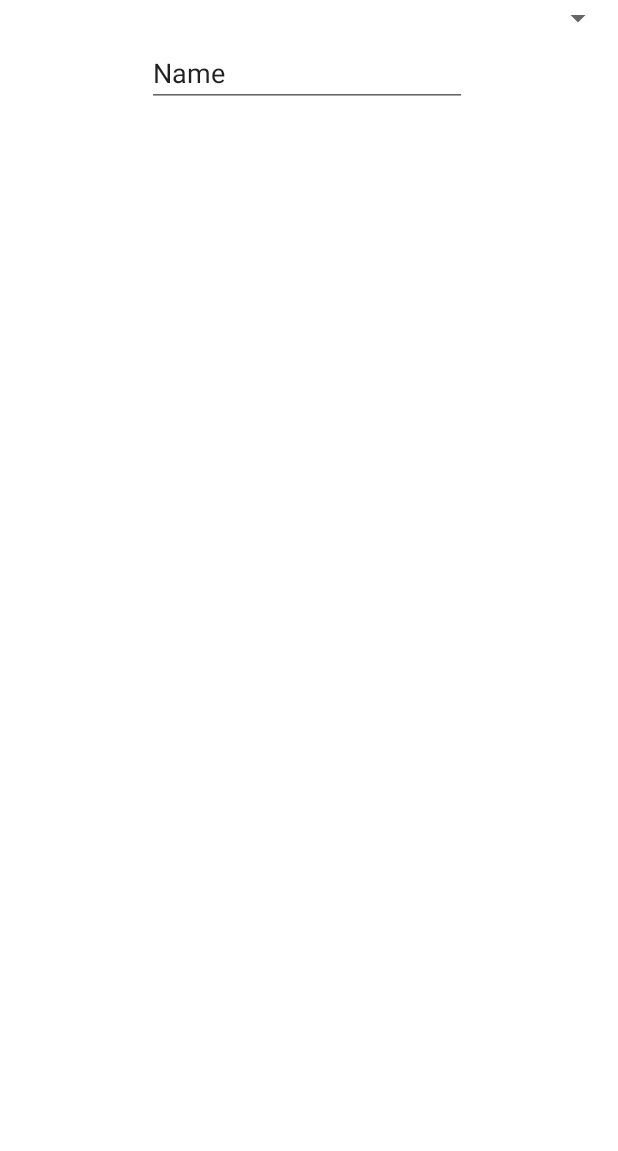
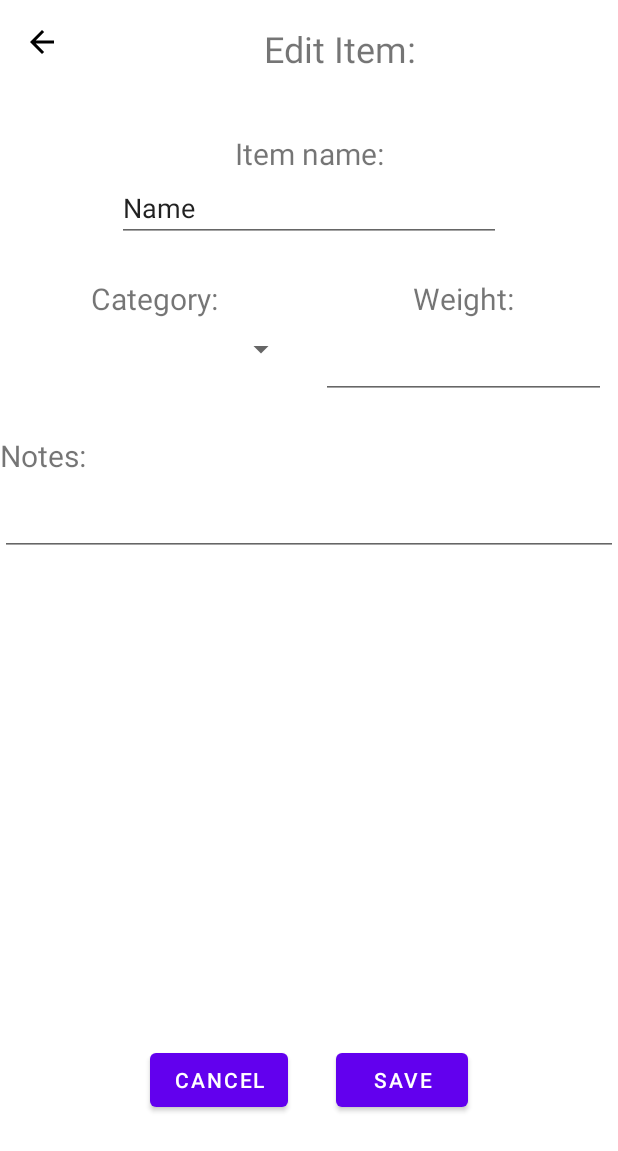
Before and after one commit to tledkov/hike-lists, an Android app: the EditItemFragment screen opened through its navigation route, on a phone screen of 412 x 824 dp. Before the commit the part shown is almost empty. Shown: the top 1151 px of the screen. Run offline under Robolectric (Android 15) with nearby library versions, the phone set to English and light mode, and no system bars; our stand-ins replace navigation-ui.

Commit message:
edit item frame layout

```diff
--- /dev/null
+++ b/app/src/main/res/drawable/baseline_arrow_back_24.xml
@@ -0,0 +1,5 @@
+<vector xmlns:android="http://schemas.android.com/apk/res/android" android:autoMirrored="true" android:height="24dp" android:tint="#000000" android:viewportHeight="24" android:viewportWidth="24" android:width="24dp">
+
+    <path android:fillColor="@android:color/white" android:pathData="M20,11H7.83l5.59,-5.59L12,4l-8,8 8,8 1.41,-1.41L7.83,13H20v-2z"/>
+
+</vector>
--- a/app/src/main/res/layout/fragment_item_edit.xml
+++ b/app/src/main/res/layout/fragment_item_edit.xml
@@ -2,77 +2,178 @@
 <androidx.constraintlayout.widget.ConstraintLayout xmlns:android="http://schemas.android.com/apk/res/android"
     xmlns:app="http://schemas.android.com/apk/res-auto"
     xmlns:tools="http://schemas.android.com/tools"
+    android:id="@+id/layout_edit_item"
     android:layout_width="match_parent"
     android:layout_height="match_parent"
-    tools:context="io.github.tledkov.hikelists.MainActivity"
-    android:id="@+id/layout_edit_item">
+    tools:context="io.github.tledkov.hikelists.MainActivity">
+
+    <ImageButton
+        android:id="@+id/item_edit_back_btn"
+        android:layout_width="wrap_content"
+        android:layout_height="wrap_content"
+        android:layout_marginStart="16dp"
+        android:layout_marginTop="16dp"
+        android:background="@android:color/transparent"
+        app:layout_constraintStart_toStartOf="parent"
+        app:layout_constraintTop_toTopOf="parent"
+        app:srcCompat="@drawable/baseline_arrow_back_24" />
 
     <TextView
-        android:id="@+id/text_title"
+        android:id="@+id/item_edit_text_title"
+        android:layout_width="wrap_content"
+        android:layout_height="wrap_content"
+        android:layout_marginStart="8dp"
+        android:layout_marginTop="16dp"
+        android:layout_marginEnd="8dp"
+        android:text="Edit Item:"
+        android:textAlignment="center"
+        android:textSize="24sp"
+        app:layout_constraintLeft_toRightOf="@id/item_edit_back_btn"
+        app:layout_constraintRight_toRightOf="parent"
+        app:layout_constraintTop_toTopOf="parent" />
+
+    <LinearLayout
+        android:id="@+id/edit_item_name_layout"
         android:layout_width="match_parent"
         android:layout_height="wrap_content"
-        android:layout_marginStart="8dp"
-        android:layout_marginTop="8dp"
-        android:layout_marginEnd="8dp"
-        android:textAlignment="center"
-        android:textSize="20sp"
-        app:layout_constraintBottom_toBottomOf="parent"
-        app:layout_constraintEnd_toEndOf="parent"
-        app:layout_constraintHorizontal_bias="0.0"
-        app:layout_constraintStart_toStartOf="parent"
-        app:layout_constraintTop_toTopOf="parent"
-        app:layout_constraintVertical_bias="0.03" />
+        android:layout_marginTop="32dp"
+        android:gravity="center"
+        android:orientation="vertical"
+        app:layout_constraintTop_toBottomOf="@id/item_edit_text_title">
 
-    <TextView
-        android:id="@+id/text_item_name"
-        android:layout_width="match_parent"
-        android:layout_height="wrap_content"
-        android:layout_marginStart="8dp"
-        android:layout_marginTop="8dp"
-        android:layout_marginEnd="8dp"
-        android:textAlignment="center"
-        android:textSize="20sp"
-        app:layout_constraintEnd_toEndOf="parent"
-        app:layout_constraintHorizontal_bias="1.0"
-        app:layout_constraintStart_toStartOf="parent"
-        app:layout_constraintTop_toBottomOf="@+id/text_title" />
-
-    <TextView
-        android:id="@+id/text_category"
-        android:layout_width="match_parent"
-        android:layout_height="wrap_content"
-        android:layout_marginStart="8dp"
-        android:layout_marginTop="8dp"
-        android:layout_marginEnd="8dp"
-        android:textAlignment="center"
-        android:textSize="20sp"
-        app:layout_constraintEnd_toEndOf="parent"
-        app:layout_constraintHorizontal_bias="1.0"
-        app:layout_constraintStart_toStartOf="parent"
-        app:layout_constraintTop_toBottomOf="@+id/text_title" />
-
-    <Spinner
-        android:id="@+id/spinner"
-        android:layout_width="409dp"
-        android:layout_height="wrap_content"
-        tools:layout_editor_absoluteX="1dp"
-        tools:layout_editor_absoluteY="236dp" />
-
-    <LinearLayout
-        android:layout_width="409dp"
-        android:layout_height="98dp"
-        android:gravity="center"
-        android:orientation="horizontal"
-        tools:layout_editor_absoluteX="-6dp"
-        tools:layout_editor_absoluteY="101dp">
+        <TextView
+            android:id="@+id/edit_item_text_item_name"
+            android:layout_width="match_parent"
+            android:layout_height="wrap_content"
+            android:layout_marginStart="8dp"
+            android:layout_marginTop="8dp"
+            android:layout_marginEnd="8dp"
+            android:text="@string/edit_item_item_name"
+            android:textAlignment="center"
+            android:textSize="20sp" />
 
         <EditText
-            android:id="@+id/editTextText"
+            android:id="@+id/edit_item_edit_item_name"
             android:layout_width="wrap_content"
             android:layout_height="wrap_content"
-            android:ems="10"
+            android:ems="12"
             android:inputType="text"
             android:text="Name" />
     </LinearLayout>
 
+    <TableLayout
+        android:id="@+id/edit_item_table"
+        android:layout_width="match_parent"
+        android:layout_height="wrap_content"
+        android:layout_marginTop="24dp"
+        app:layout_constraintTop_toBottomOf="@id/edit_item_name_layout"
+        >
+
+        <TableRow
+            android:layout_width="match_parent"
+            android:layout_height="match_parent">
+
+            <TextView
+                android:layout_width="0dp"
+                android:layout_height="wrap_content"
+                android:layout_weight="1"
+                android:text="@string/edit_item_category"
+                android:textAlignment="center"
+                android:textSize="20sp" />
+
+            <TextView
+                android:id="@+id/edit_item_weight_text"
+                android:layout_width="0dp"
+                android:layout_height="wrap_content"
+                android:layout_weight="1"
+                android:text="@string/edit_item_weight"
+                android:textAlignment="center"
+                android:textSize="20sp" />
+        </TableRow>
+
+        <TableRow
+            android:layout_width="match_parent"
+            android:layout_height="match_parent"
+            android:layout_margin="8dp">
+
+            <Spinner
+                android:id="@+id/edit_item_category_spin"
+                android:layout_width="0dp"
+                android:layout_height="wrap_content"
+                android:layout_marginEnd="8dp"
+                android:layout_weight="1"
+                android:textSize="20sp" />
+
+            <EditText
+                android:id="@+id/edit_item_edit_weight"
+                android:layout_width="0dp"
+                android:layout_height="wrap_content"
+                android:layout_marginStart="8dp"
+                android:layout_weight="1"
+                android:ems="12"
+                android:inputType="number" />
+        </TableRow>
+
+        <TableRow
+            android:layout_width="match_parent"
+            android:layout_height="match_parent"
+            android:layout_marginTop="16dp">
+
+            <TextView
+                android:layout_width="match_parent"
+                android:layout_height="wrap_content"
+                android:layout_span="2"
+                android:layout_weight="1"
+                android:text="@string/edit_item_notes"
+                android:textSize="20sp" />
+        </TableRow>
+
+        <TableRow
+            android:layout_width="match_parent"
+            android:layout_height="match_parent"
+            android:layout_marginTop="8dp">
+
+            <EditText
+                android:id="@+id/edit_item_edit_notes"
+                android:layout_width="wrap_content"
+                android:layout_height="wrap_content"
+                android:layout_span="2"
+                android:layout_weight="1"
+
+                android:ems="10"
+                android:gravity="start|top"
+                android:inputType="textMultiLine"
+                tools:layout_editor_absoluteX="25dp"
+                tools:layout_editor_absoluteY="457dp" />
+
+        </TableRow>
+    </TableLayout>
+
+    <LinearLayout
+        android:id="@+id/edit_item_layout_buttons"
+        android:layout_width="match_parent"
+        android:layout_height="wrap_content"
+        android:layout_marginBottom="64dp"
+        android:gravity="center"
+        android:orientation="horizontal"
+        app:layout_constraintBottom_toBottomOf="parent">
+
+        <Button
+            android:id="@+id/edit_item_cancel_btn"
+            android:layout_width="wrap_content"
+            android:layout_height="wrap_content"
+            android:layout_margin="16dp"
+            android:gravity="center"
+            android:text="@string/cancel" />
+
+        <Button
+            android:id="@+id/edit_item_save_btn"
+            android:layout_width="wrap_content"
+            android:layout_height="wrap_content"
+            android:layout_margin="16dp"
+            android:gravity="center"
+            android:text="@string/save" />
+    </LinearLayout>
+
+
 </androidx.constraintlayout.widget.ConstraintLayout>
--- a/app/src/main/res/values/strings.xml
+++ b/app/src/main/res/values/strings.xml
@@ -17,5 +17,11 @@
     <string name="category_clothing">Clothing</string>
     <string name="category_all_items">All Items</string>
     <string name="category_not_category">Not categorized</string>
+    <string name="edit_item_item_name">Item name:</string>
+    <string name="cancel">Cancel</string>
+    <string name="save">Save</string>
+    <string name="edit_item_category">Category:</string>
+    <string name="edit_item_weight">Weight:</string>
+    <string name="edit_item_notes">Notes:</string>
 
 </resources>
```
